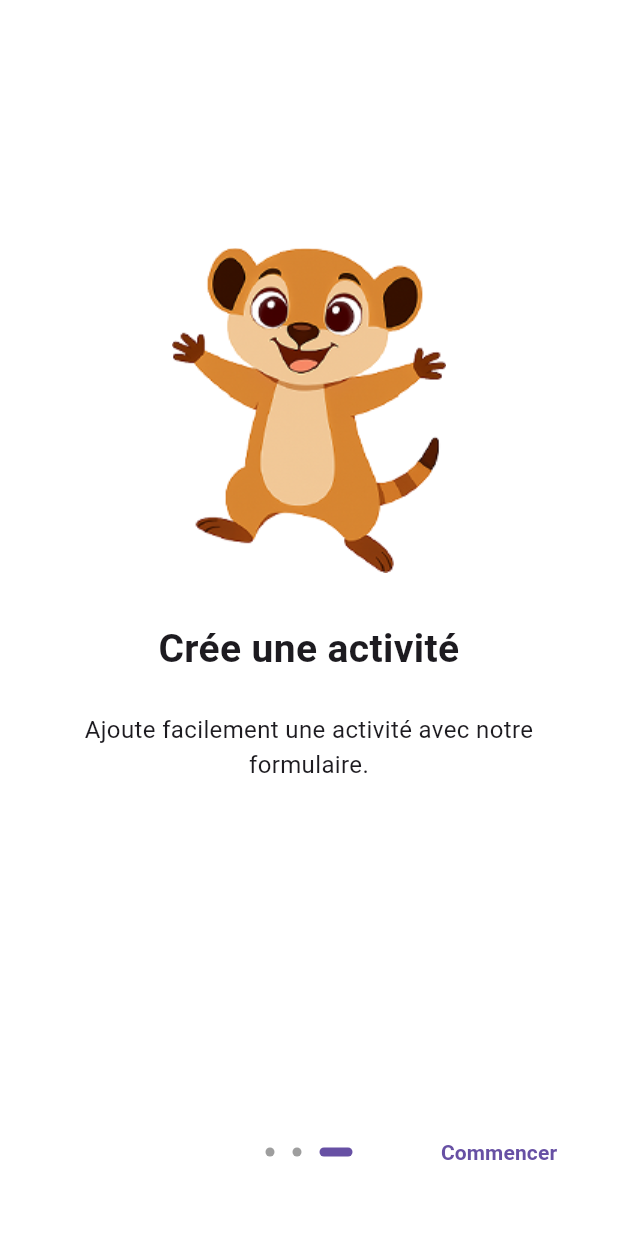
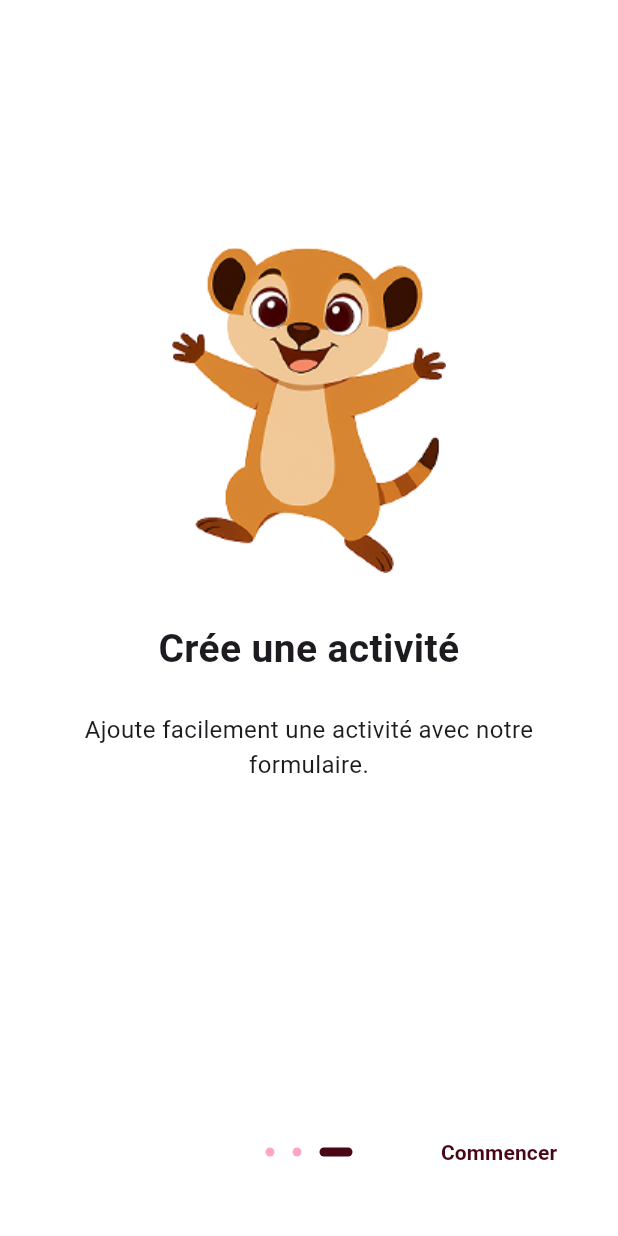
Before and after one commit to LolaHeurtevin/buddiz_flutter, a Flutter app: the screen it shows after launch, swiped to page 3, on a phone screen of 412 x 824 dp. Run offline on Flutter 3.47's test engine with Material 3 defaults, Android fonts, the light colour scheme and no system bars; drawn by our look-alikes of introduction_screen; our stand-ins replace flutter_map, latlong2; missing offline and left inert: flutter_map_marker_cluster.

Commit message:
Amélioration de la navbar

```diff
--- a/lib/views/onboarding.dart
+++ b/lib/views/onboarding.dart
@@ -47,13 +47,27 @@ class OnboardingPage extends StatelessWidget {
       onDone: () => _onFinish(context),
       onSkip: () => _onFinish(context),
       showSkipButton: true,
-      skip: const Text('Ignorer'),
-      next: const Icon(Icons.arrow_forward),
-      done: const Text('Commencer', style: TextStyle(fontWeight: FontWeight.w600)),
+      skip: const Text(
+        'Ignorer',
+        style: TextStyle(color: Color(0xFF490715)),
+      ),
+      next: const Icon(
+          Icons.arrow_forward,
+          color: Color(0xFF490715),
+      ),
+      done: const Text(
+        'Commencer',
+        style: TextStyle(
+          fontWeight: FontWeight.w600,
+          color: Color(0xFF490715)
+        )
+      ),
 
       // styles
       dotsDecorator: DotsDecorator(
         size: const Size(6.0, 6.0),
+        color: Color(0xFFFFA6C3),
+        activeColor: Color(0xFF490715),
         activeSize: const Size(22.0, 6.0),
         activeShape: RoundedRectangleBorder(borderRadius: BorderRadius.circular(25.0)),
       ),
```
Also changed, not shown: 1 other file.
